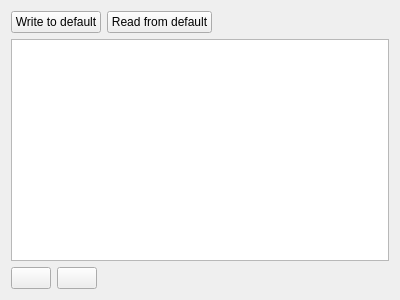
The window that ui/condetrol/condetrol/parameter_tables_editor/parameter_tables_editor.ui (light-scattering-iogs/caqtus) describes before a commit, drawn with Qt 5.
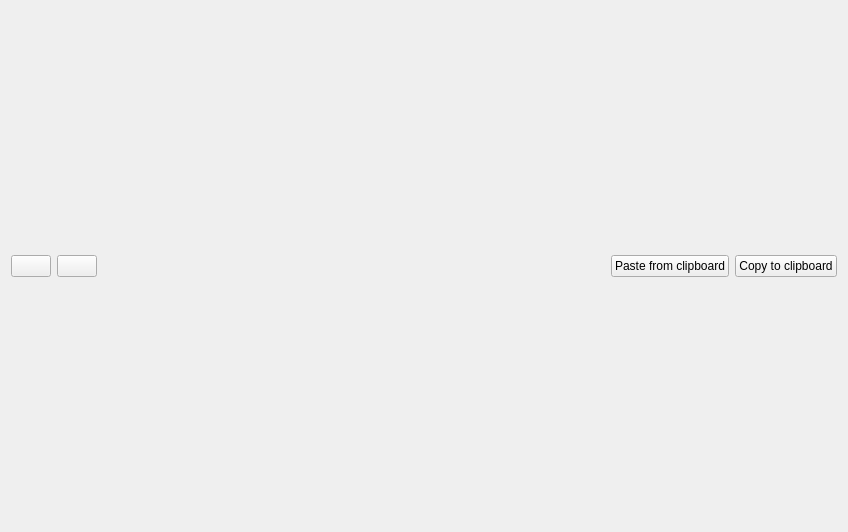
The same window after the commit.

Commit message: Implement bare-bone parameter editor

```diff
--- a/ui/condetrol/condetrol/parameter_tables_editor/parameter_tables_editor.ui
+++ b/ui/condetrol/condetrol/parameter_tables_editor/parameter_tables_editor.ui
@@ -6,50 +6,19 @@
    <rect>
     <x>0</x>
     <y>0</y>
-    <width>400</width>
-    <height>300</height>
+    <width>848</width>
+    <height>532</height>
    </rect>
   </property>
   <property name="windowTitle">
    <string>Form</string>
   </property>
-  <layout class="QVBoxLayout" name="verticalLayout">
-   <item>
-    <layout class="QHBoxLayout" name="horizontalLayout">
-     <item>
-      <widget class="QPushButton" name="pushButton_3">
-       <property name="text">
-        <string>Write to default</string>
-       </property>
-      </widget>
-     </item>
-     <item>
-      <widget class="QPushButton" name="pushButton_4">
-       <property name="text">
-        <string>Read from default</string>
-       </property>
-      </widget>
-     </item>
-     <item>
-      <spacer name="horizontalSpacer">
-       <property name="orientation">
-        <enum>Qt::Horizontal</enum>
-       </property>
-       <property name="sizeHint" stdset="0">
-        <size>
-         <width>40</width>
-         <height>20</height>
-        </size>
-       </property>
-      </spacer>
-     </item>
-    </layout>
-   </item>
-   <item>
-    <widget class="QColumnView" name="columnView"/>
-   </item>
+  <layout class="QVBoxLayout" name="_layout">
    <item>
     <layout class="QHBoxLayout" name="horizontalLayout_2">
+     <property name="spacing">
+      <number>6</number>
+     </property>
      <item>
       <widget class="QPushButton" name="add_button">
        <property name="text">
@@ -77,6 +46,20 @@
        </property>
       </spacer>
      </item>
+     <item>
+      <widget class="QPushButton" name="paste_from_clipboard_button">
+       <property name="text">
+        <string>Paste from clipboard</string>
+       </property>
+      </widget>
+     </item>
+     <item>
+      <widget class="QPushButton" name="copy_to_clipboard_button">
+       <property name="text">
+        <string>Copy to clipboard</string>
+       </property>
+      </widget>
+     </item>
     </layout>
    </item>
   </layout>
```
The commit also changes 4 other files.
